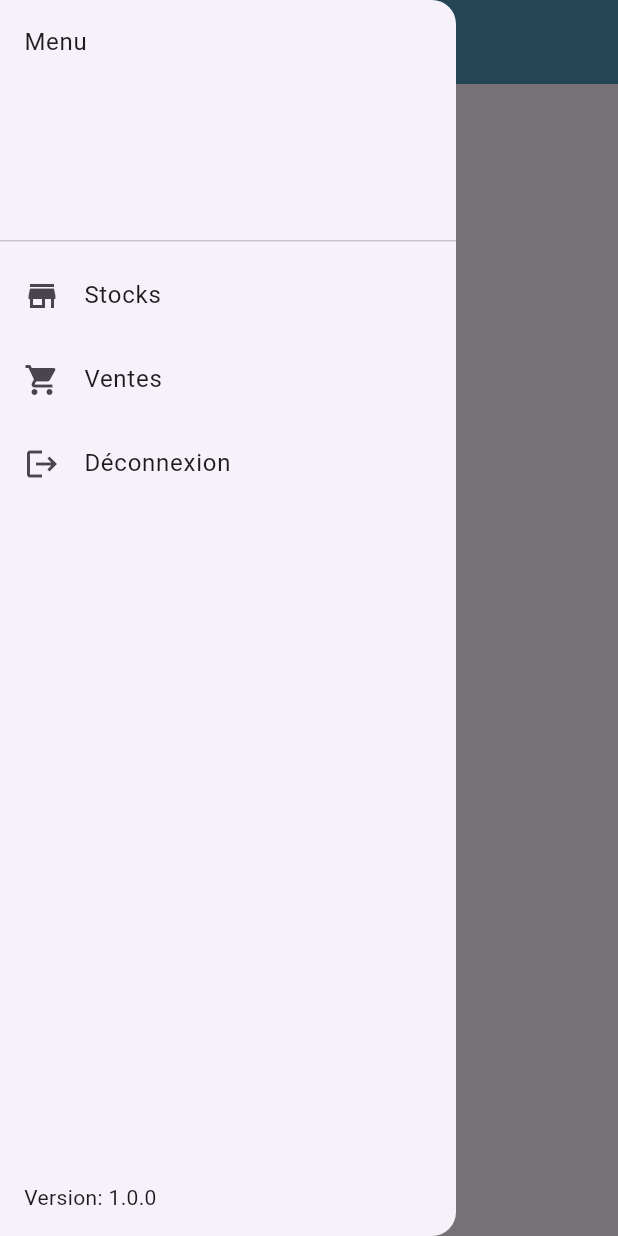
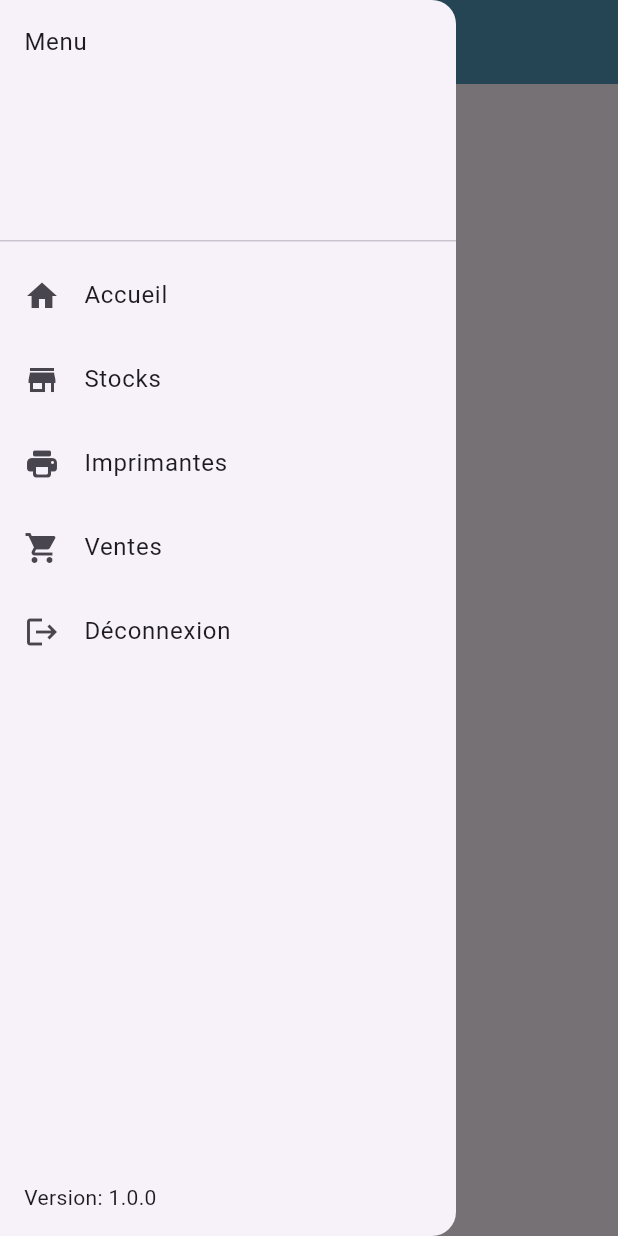
Before and after one commit to Mathbech/filamentgestion, a Flutter app: the DashboardPage screen opened by its route, with the side drawer open, on a phone screen of 412 x 824 dp. Run offline on Flutter 3.47's test engine with Material 3 defaults, Android fonts, the phone set to English and light mode, and no system bars; our stand-ins replace package_info, shared_preferences; accounts and stored records are empty; network calls fail.

Commit message:
Ajout des racourcit vers la page d'acceuil + et la page des ventes

```diff
--- a/lib/template/widget/appbar.dart
+++ b/lib/template/widget/appbar.dart
@@ -48,10 +48,22 @@ class CustomDrawer extends StatelessWidget {
                     child: Text('Menu'),
                   ),
                   ListTile(
+                      title: const Text('Accueil'),
+                      leading: Icon(Icons.home),
+                      onTap: () {
+                        Navigator.pushNamed(context, '/dashboard');
+                      }),
+                  ListTile(
                       title: const Text('Stocks'),
                       leading: Icon(Icons.store),
                       onTap: () {
                         Navigator.pushNamed(context, '/bobine');
+                      }),
+                      ListTile(
+                      title: const Text('Imprimantes'),
+                      leading: Icon(Icons.print_rounded),
+                      onTap: () {
+                        Navigator.pushNamed(context, '/imprimante');
                       }),
                   ListTile(
                       title: const Text('Ventes'),
```
